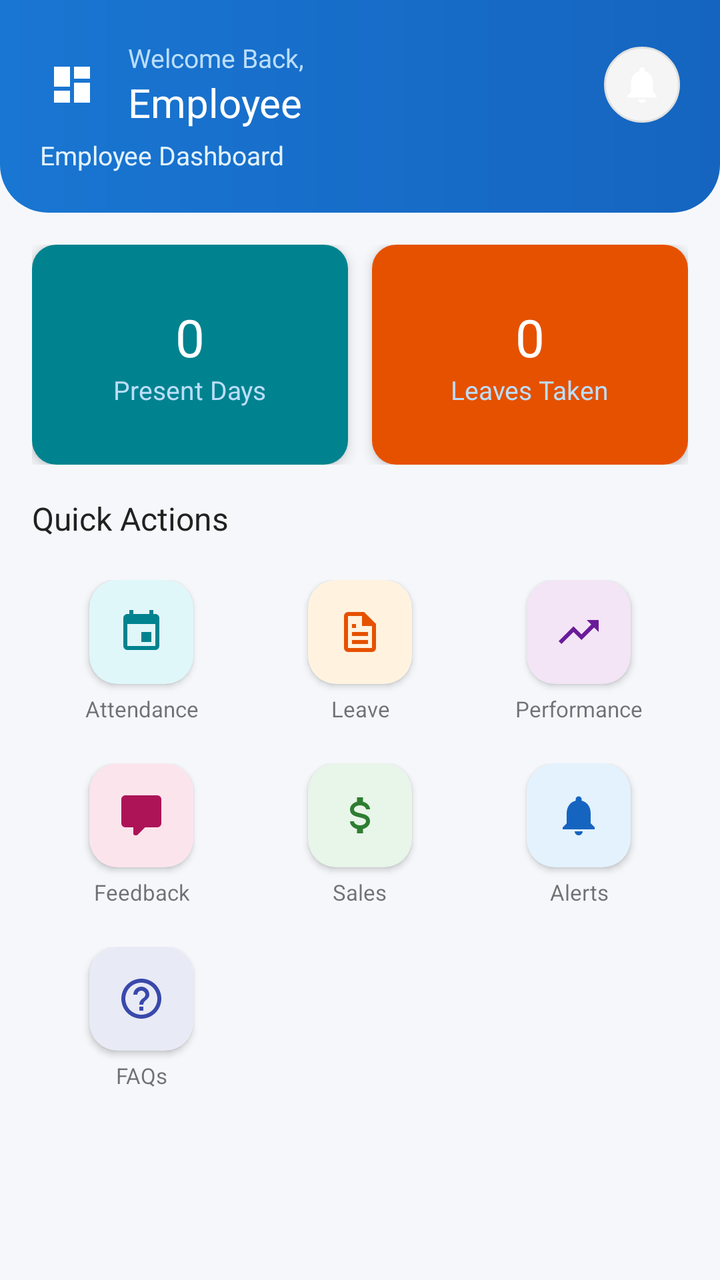
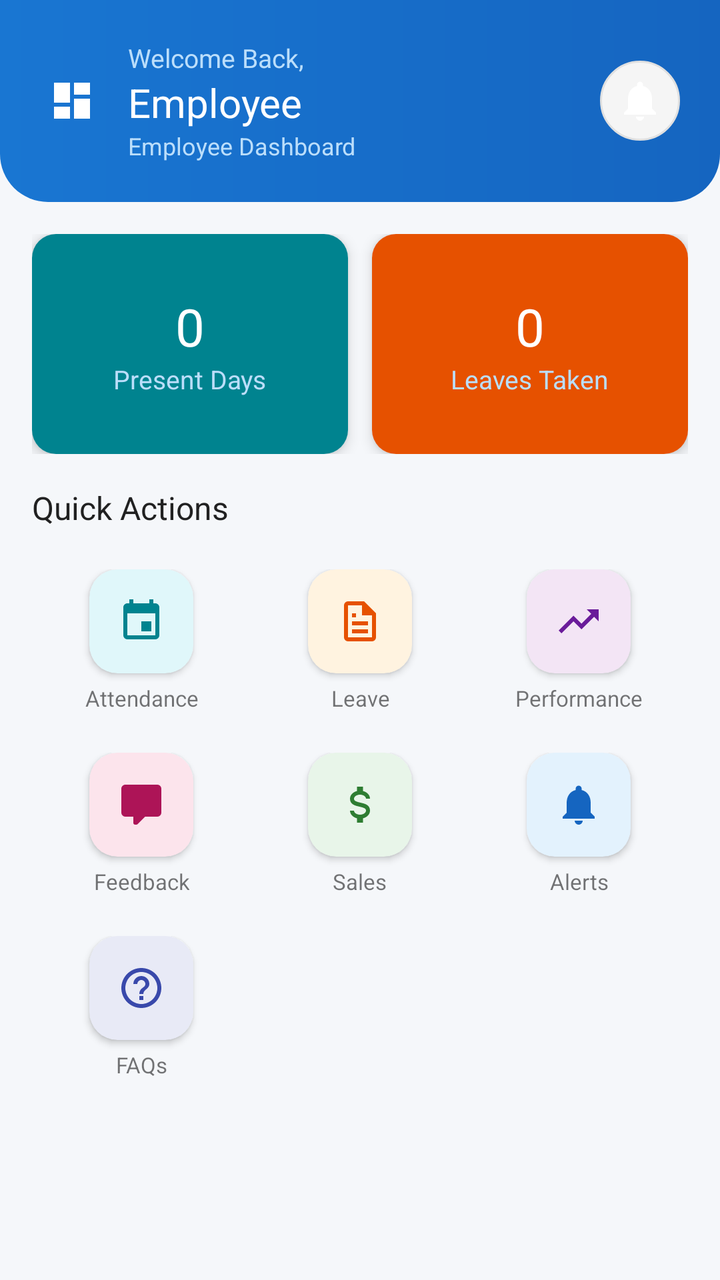

Before-and-after screenshots of an Android layout around one commit, followed by the original layout XML and the change that was made.
<!-- AndroidManifest.xml: application theme Theme.WorkVerse -->
<!-- res/layout/activity_employee_dashboard.xml -->
<?xml version="1.0" encoding="utf-8"?>
<androidx.drawerlayout.widget.DrawerLayout
    xmlns:android="http://schemas.android.com/apk/res/android"
    xmlns:app="http://schemas.android.com/apk/res-auto"
    android:id="@+id/drawerLayout"
    android:layout_width="match_parent"
    android:layout_height="match_parent">

    <LinearLayout
        android:layout_width="match_parent"
        android:layout_height="match_parent"
        android:orientation="vertical"
        android:background="@color/background">

        <LinearLayout
            android:layout_width="match_parent"
            android:layout_height="wrap_content"
            android:background="@drawable/gradient_header"
            android:orientation="vertical"
            android:padding="20dp"
            android:paddingBottom="28dp">

            <LinearLayout
                android:layout_width="match_parent"
                android:layout_height="wrap_content"
                android:orientation="horizontal"
                android:gravity="center_vertical">

                <ImageView
                    android:id="@+id/btnMenu"
                    android:layout_width="32dp"
                    android:layout_height="32dp"
                    android:src="@drawable/ic_dashboard"
                    app:tint="#FFFFFF"
                    android:layout_marginEnd="12dp"
                    android:padding="4dp"
                    android:clickable="true"
                    android:focusable="true"/>

                <LinearLayout
                    android:layout_width="0dp"
                    android:layout_height="wrap_content"
                    android:layout_weight="1"
                    android:orientation="vertical">

                    <TextView
                        android:layout_width="wrap_content"
                        android:layout_height="wrap_content"
                        android:text="Welcome Back,"
                        android:textColor="#BBDEFB"
                        android:textSize="13sp"/>

                    <TextView
                        android:id="@+id/tvUserName"
                        android:layout_width="wrap_content"
                        android:layout_height="wrap_content"
                        android:text="Employee"
                        android:textColor="#FFFFFF"
                        android:textSize="20sp"
                        android:fontFamily="sans-serif-bold"/>
                </LinearLayout>

                <ImageView
                    android:id="@+id/ivNotif"
                    android:layout_width="38dp"
                    android:layout_height="38dp"
                    android:src="@drawable/ic_notification"
                    android:background="@drawable/bg_circle"
                    app:tint="#FFFFFF"
                    android:padding="8dp"
                    android:clickable="true"
                    android:focusable="true"/>
            </LinearLayout>

            <TextView
                android:layout_width="wrap_content"
                android:layout_height="wrap_content"
                android:text="Employee Dashboard"
                android:textColor="#E3F2FD"
                android:textSize="13sp"
                android:layout_marginTop="4dp"/>
        </LinearLayout>

        <ScrollView
            android:layout_width="match_parent"
            android:layout_height="0dp"
            android:layout_weight="1">

            <LinearLayout
                android:layout_width="match_parent"
                android:layout_height="wrap_content"
                android:orientation="vertical"
                android:padding="16dp">

                <LinearLayout
                    android:layout_width="match_parent"
                    android:layout_height="wrap_content"
                    android:orientation="horizontal"
                    android:layout_marginBottom="16dp">

                    <androidx.cardview.widget.CardView
                        android:id="@+id/cardPresentDays"
                        android:layout_width="0dp"
                        android:layout_height="110dp"
                        android:layout_weight="1"
                        android:layout_marginEnd="6dp"
                        app:cardCornerRadius="12dp"
                        app:cardElevation="4dp"
                        android:clickable="true"
                        android:focusable="true"
                        android:foreground="?attr/selectableItemBackground">

                        <LinearLayout
                            android:layout_width="match_parent"
                            android:layout_height="match_parent"
                            android:background="@color/card_teal"
                            android:gravity="center"
                            android:orientation="vertical">

                            <TextView
                                android:id="@+id/tvPresentDays"
                                android:layout_width="wrap_content"
                                android:layout_height="wrap_content"
                                android:text="0"
                                style="@style/CardCount"/>

                            <TextView
                                android:layout_width="wrap_content"
                                android:layout_height="wrap_content"
                                android:text="Present Days"
                                style="@style/CardTitle"/>
                        </LinearLayout>
                    </androidx.cardview.widget.CardView>

                    <androidx.cardview.widget.CardView
                        android:id="@+id/cardLeaveCount"
                        android:layout_width="0dp"
                        android:layout_height="110dp"
                        android:layout_weight="1"
                        android:layout_marginStart="6dp"
                        app:cardCornerRadius="12dp"
                        app:cardElevation="4dp"
                        android:clickable="true"
                        android:focusable="true"
                        android:foreground="?attr/selectableItemBackground">

                        <LinearLayout
                            android:layout_width="match_parent"
                            android:layout_height="match_parent"
                            android:background="@color/card_orange"
                            android:gravity="center"
                            android:orientation="vertical">

                            <TextView
                                android:id="@+id/tvLeaveCount"
                                android:layout_width="wrap_content"
                                android:layout_height="wrap_content"
                                android:text="0"
                                style="@style/CardCount"/>

                            <TextView
                                android:layout_width="wrap_content"
                                android:layout_height="wrap_content"
                                android:text="Leaves Taken"
                                style="@style/CardTitle"/>
                        </LinearLayout>
                    </androidx.cardview.widget.CardView>
                </LinearLayout>

                <TextView
                    android:layout_width="wrap_content"
                    android:layout_height="wrap_content"
                    android:text="Quick Actions"
                    android:textColor="@color/text_primary"
                    android:textSize="16sp"
                    android:fontFamily="sans-serif-bold"
                    android:layout_marginBottom="12dp"/>

                <LinearLayout
                    android:layout_width="match_parent"
                    android:layout_height="wrap_content"
                    android:orientation="horizontal">

                    <LinearLayout
                        android:id="@+id/qaAttendance"
                        android:layout_width="0dp"
                        android:layout_height="wrap_content"
                        android:layout_weight="1"
                        android:gravity="center"
                        android:orientation="vertical"
                        android:padding="8dp"
                        android:clickable="true"
                        android:focusable="true"
                        android:background="?attr/selectableItemBackground">

                        <androidx.cardview.widget.CardView
                            android:layout_width="52dp"
                            android:layout_height="52dp"
                            app:cardCornerRadius="14dp"
                            app:cardBackgroundColor="#E0F7FA"
                            app:cardElevation="2dp">

                            <ImageView
                                android:layout_width="24dp"
                                android:layout_height="24dp"
                                android:layout_gravity="center"
                                android:src="@drawable/ic_attendance"
                                app:tint="@color/card_teal"/>
                        </androidx.cardview.widget.CardView>

                        <TextView
                            android:layout_width="wrap_content"
                            android:layout_height="wrap_content"
                            android:text="Attendance"
                            android:textSize="11sp"
                            android:layout_marginTop="5dp"
                            android:gravity="center"/>
                    </LinearLayout>

                    <LinearLayout
                        android:id="@+id/qaLeave"
                        android:layout_width="0dp"
                        android:layout_height="wrap_content"
                        android:layout_weight="1"
                        android:gravity="center"
                        android:orientation="vertical"
                        android:padding="8dp"
                        android:clickable="true"
                        android:focusable="true"
                        android:background="?attr/selectableItemBackground">

                        <androidx.cardview.widget.CardView
                            android:layout_width="52dp"
                            android:layout_height="52dp"
                            app:cardCornerRadius="14dp"
                            app:cardBackgroundColor="#FFF3E0"
                            app:cardElevation="2dp">

                            <ImageView
                                android:layout_width="24dp"
                                android:layout_height="24dp"
                                android:layout_gravity="center"
                                android:src="@drawable/ic_leave"
                                app:tint="@color/card_orange"/>
                        </androidx.cardview.widget.CardView>

                        <TextView
                            android:layout_width="wrap_content"
                            android:layout_height="wrap_content"
                            android:text="Leave"
                            android:textSize="11sp"
                            android:layout_marginTop="5dp"
                            android:gravity="center"/>
                    </LinearLayout>

                    <LinearLayout
                        android:id="@+id/qaPerformance"
                        android:layout_width="0dp"
                        android:layout_height="wrap_content"
                        android:layout_weight="1"
                        android:gravity="center"
                        android:orientation="vertical"
                        android:padding="8dp"
                        android:clickable="true"
                        android:focusable="true"
                        android:background="?attr/selectableItemBackground">

                        <androidx.cardview.widget.CardView
                            android:layout_width="52dp"
                            android:layout_height="52dp"
                            app:cardCornerRadius="14dp"
                            app:cardBackgroundColor="#F3E5F5"
                            app:cardElevation="2dp">

                            <ImageView
                                android:layout_width="24dp"
                                android:layout_height="24dp"
                                android:layout_gravity="center"
                                android:src="@drawable/ic_performance"
                                app:tint="@color/card_purple"/>
                        </androidx.cardview.widget.CardView>

                        <TextView
                            android:layout_width="wrap_content"
                            android:layout_height="wrap_content"
                            android:text="Performance"
                            android:textSize="11sp"
                            android:layout_marginTop="5dp"
                            android:gravity="center"/>
                    </LinearLayout>
                </LinearLayout>

                <LinearLayout
                    android:layout_width="match_parent"
                    android:layout_height="wrap_content"
                    android:orientation="horizontal"
                    android:layout_marginTop="4dp">

                    <LinearLayout
                        android:id="@+id/qaFeedback"
                        android:layout_width="0dp"
                        android:layout_height="wrap_content"
                        android:layout_weight="1"
                        android:gravity="center"
                        android:orientation="vertical"
                        android:padding="8dp"
                        android:clickable="true"
                        android:focusable="true"
                        android:background="?attr/selectableItemBackground">

                        <androidx.cardview.widget.CardView
                            android:layout_width="52dp"
                            android:layout_height="52dp"
                            app:cardCornerRadius="14dp"
                            app:cardBackgroundColor="#FCE4EC"
                            app:cardElevation="2dp">

                            <ImageView
                                android:layout_width="24dp"
                                android:layout_height="24dp"
                                android:layout_gravity="center"
                                android:src="@drawable/ic_feedback"
                                app:tint="@color/card_pink"/>
                        </androidx.cardview.widget.CardView>

                        <TextView
                            android:layout_width="wrap_content"
                            android:layout_height="wrap_content"
                            android:text="Feedback"
                            android:textSize="11sp"
                            android:layout_marginTop="5dp"
                            android:gravity="center"/>
                    </LinearLayout>

                    <LinearLayout
                        android:id="@+id/qaSales"
                        android:layout_width="0dp"
                        android:layout_height="wrap_content"
                        android:layout_weight="1"
                        android:gravity="center"
                        android:orientation="vertical"
                        android:padding="8dp"
                        android:clickable="true"
                        android:focusable="true"
                        android:background="?attr/selectableItemBackground">

                        <androidx.cardview.widget.CardView
                            android:layout_width="52dp"
                            android:layout_height="52dp"
                            app:cardCornerRadius="14dp"
                            app:cardBackgroundColor="#E8F5E9"
                            app:cardElevation="2dp">

                            <ImageView
                                android:layout_width="24dp"
                                android:layout_height="24dp"
                                android:layout_gravity="center"
                                android:src="@drawable/ic_sales"
                                app:tint="@color/card_green"/>
                        </androidx.cardview.widget.CardView>

                        <TextView
                            android:layout_width="wrap_content"
                            android:layout_height="wrap_content"
                            android:text="Sales"
                            android:textSize="11sp"
                            android:layout_marginTop="5dp"
                            android:gravity="center"/>
                    </LinearLayout>

                    <LinearLayout
                        android:id="@+id/qaNotifications"
                        android:layout_width="0dp"
                        android:layout_height="wrap_content"
                        android:layout_weight="1"
                        android:gravity="center"
                        android:orientation="vertical"
                        android:padding="8dp"
                        android:clickable="true"
                        android:focusable="true"
                        android:background="?attr/selectableItemBackground">

                        <androidx.cardview.widget.CardView
                            android:layout_width="52dp"
                            android:layout_height="52dp"
                            app:cardCornerRadius="14dp"
                            app:cardBackgroundColor="#E3F2FD"
                            app:cardElevation="2dp">

                            <ImageView
                                android:layout_width="24dp"
                                android:layout_height="24dp"
                                android:layout_gravity="center"
                                android:src="@drawable/ic_notification"
                                app:tint="@color/primary"/>
                        </androidx.cardview.widget.CardView>

                        <TextView
                            android:layout_width="wrap_content"
                            android:layout_height="wrap_content"
                            android:text="Alerts"
                            android:textSize="11sp"
                            android:layout_marginTop="5dp"
                            android:gravity="center"/>
                    </LinearLayout>
                </LinearLayout>

                <LinearLayout
                    android:layout_width="match_parent"
                    android:layout_height="wrap_content"
                    android:orientation="horizontal"
                    android:layout_marginTop="4dp">

                    <LinearLayout
                        android:id="@+id/qaFaq"
                        android:layout_width="0dp"
                        android:layout_height="wrap_content"
                        android:layout_weight="1"
                        android:gravity="center"
                        android:orientation="vertical"
                        android:padding="8dp"
                        android:clickable="true"
                        android:focusable="true"
                        android:background="?attr/selectableItemBackground">

                        <androidx.cardview.widget.CardView
                            android:layout_width="52dp"
                            android:layout_height="52dp"
                            app:cardCornerRadius="14dp"
                            app:cardBackgroundColor="#E8EAF6"
                            app:cardElevation="2dp">

                            <ImageView
                                android:layout_width="24dp"
                                android:layout_height="24dp"
                                android:layout_gravity="center"
                                android:src="@drawable/ic_faq"
                                app:tint="#3949AB"/>
                        </androidx.cardview.widget.CardView>

                        <TextView
                            android:layout_width="wrap_content"
                            android:layout_height="wrap_content"
                            android:text="FAQs"
                            android:textSize="11sp"
                            android:layout_marginTop="5dp"
                            android:gravity="center"/>
                    </LinearLayout>

                    <LinearLayout
                        android:layout_width="0dp"
                        android:layout_height="wrap_content"
                        android:layout_weight="1"/>

                    <LinearLayout
                        android:layout_width="0dp"
                        android:layout_height="wrap_content"
                        android:layout_weight="1"/>
                </LinearLayout>
            </LinearLayout>
        </ScrollView>
    </LinearLayout>

    
    <com.google.android.material.navigation.NavigationView
        android:id="@+id/navigationView"
        android:layout_width="wrap_content"
        android:layout_height="match_parent"
        android:layout_gravity="start"
        android:background="@color/white"
        app:menu="@menu/drawer_menu"
        android:fitsSystemWindows="true"/>

</androidx.drawerlayout.widget.DrawerLayout>
<!-- resources referenced by this layout -->
<resources>
  <color name="background">#F5F7FA</color>
  <color name="card_green">#2E7D32</color>
  <color name="card_orange">#E65100</color>
  <color name="card_pink">#AD1457</color>
  <color name="card_purple">#6A1B9A</color>
  <color name="card_teal">#00838F</color>
  <color name="primary">#1565C0</color>
  <color name="text_primary">#212121</color>
  <color name="white">#FFFFFF</color>
  <!-- drawable bg_circle (drawable) -->
  <?xml version="1.0" encoding="utf-8"?>
  <shape xmlns:android="http://schemas.android.com/apk/res/android" android:shape="oval">
      <solid android:color="#F5F5F5"/>
      <stroke android:width="1dp" android:color="#E0E0E0"/>
  </shape>
  <!-- drawable gradient_header (drawable) -->
  <?xml version="1.0" encoding="utf-8"?>
  <shape xmlns:android="http://schemas.android.com/apk/res/android">
      <gradient android:startColor="#1565C0" android:endColor="#1976D2" android:angle="180"/>
      <corners android:bottomLeftRadius="24dp" android:bottomRightRadius="24dp"/>
  </shape>
  <!-- drawable ic_attendance (drawable) -->
  <?xml version="1.0" encoding="utf-8"?>
  <vector xmlns:android="http://schemas.android.com/apk/res/android" android:width="24dp" android:height="24dp" android:viewportWidth="24" android:viewportHeight="24">
      <path android:fillColor="#757575" android:pathData="M17,12H12V17H17V12M16,1V3H8V1H6V3H5C3.89,3 3,3.9 3,5V19A2,2 0 0,0 5,21H19A2,2 0 0,0 21,19V5C21,3.89 20.1,3 19,3H18V1M19,19H5V8H19V19Z"/>
  </vector>
  <!-- drawable ic_dashboard (drawable) -->
  <?xml version="1.0" encoding="utf-8"?>
  <vector xmlns:android="http://schemas.android.com/apk/res/android" android:width="24dp" android:height="24dp" android:viewportWidth="24" android:viewportHeight="24">
      <path android:fillColor="#757575" android:pathData="M13,3V9H21V3M13,21H21V11H13M3,21H11V15H3M3,13H11V3H3V13Z"/>
  </vector>
  <!-- drawable ic_feedback (drawable) -->
  <?xml version="1.0" encoding="utf-8"?>
  <vector xmlns:android="http://schemas.android.com/apk/res/android" android:width="24dp" android:height="24dp" android:viewportWidth="24" android:viewportHeight="24">
      <path android:fillColor="#757575" android:pathData="M9,22A1,1 0 0,1 8,21V18H4A2,2 0 0,1 2,16V4C2,2.89 2.9,2 4,2H20A2,2 0 0,1 22,4V16A2,2 0 0,1 20,18H13.9L10.2,21.71C10,21.9 9.75,22 9.5,22V22H9Z"/>
  </vector>
  <!-- drawable ic_leave (drawable) -->
  <?xml version="1.0" encoding="utf-8"?>
  <vector xmlns:android="http://schemas.android.com/apk/res/android" android:width="24dp" android:height="24dp" android:viewportWidth="24" android:viewportHeight="24">
      <path android:fillColor="#757575" android:pathData="M14,2H6A2,2 0 0,0 4,4V20A2,2 0 0,0 6,22H18A2,2 0 0,0 20,20V8L14,2M18,20H6V4H13V9H18V20M16,12H8V14H16V12M16,16H8V18H16V16M10,8H8V10H10V8Z"/>
  </vector>
  <!-- drawable ic_performance (drawable) -->
  <?xml version="1.0" encoding="utf-8"?>
  <vector xmlns:android="http://schemas.android.com/apk/res/android" android:width="24dp" android:height="24dp" android:viewportWidth="24" android:viewportHeight="24">
      <path android:fillColor="#757575" android:pathData="M16,6L18.29,8.29L13.41,13.17L9.41,9.17L2,16.59L3.41,18L9.41,12L13.41,16L19.71,9.71L22,12V6H16Z"/>
  </vector>
  <style name="CardCount">
          <item name="android:textSize">26sp</item>
          <item name="android:textColor">#FFFFFF</item>
          <item name="android:fontFamily">sans-serif-bold</item>
      </style>
  <style name="CardTitle">
          <item name="android:textSize">13sp</item>
          <item name="android:textColor">#BBDEFB</item>
      </style>
  <color name="primary_dark">#0D47A1</color>
  <color name="accent">#FF8F00</color>
  <!-- unchanged entries left out for length: 4 -->
</resources>

<!-- the commit's change to res/layout/activity_employee_dashboard.xml (unified diff, before → after) -->
@@ -12,19 +12,11 @@
         android:orientation="vertical"
         android:background="@color/background">
 
-        <LinearLayout
-            android:layout_width="match_parent"
-            android:layout_height="wrap_content"
-            android:background="@drawable/gradient_header"
-            android:orientation="vertical"
-            android:padding="20dp"
-            android:paddingBottom="28dp">
-
-            <LinearLayout
-                android:layout_width="match_parent"
-                android:layout_height="wrap_content"
-                android:orientation="horizontal"
-                android:gravity="center_vertical">
+        <LinearLayout android:layout_width="match_parent" android:layout_height="wrap_content"
+            android:background="@drawable/gradient_header" android:orientation="vertical"
+            android:padding="20dp" android:paddingBottom="28dp">
+            <LinearLayout android:layout_width="match_parent" android:layout_height="wrap_content"
+                android:orientation="horizontal" android:gravity="center_vertical">
 
                 <ImageView
                     android:id="@+id/btnMenu"
@@ -37,48 +29,25 @@
                     android:clickable="true"
                     android:focusable="true"/>
 
-                <LinearLayout
-                    android:layout_width="0dp"
-                    android:layout_height="wrap_content"
-                    android:layout_weight="1"
-                    android:orientation="vertical">
-
-                    <TextView
-                        android:layout_width="wrap_content"
-                        android:layout_height="wrap_content"
-                        android:text="Welcome Back,"
-                        android:textColor="#BBDEFB"
-                        android:textSize="13sp"/>
-
-                    <TextView
-                        android:id="@+id/tvUserName"
-                        android:layout_width="wrap_content"
-                        android:layout_height="wrap_content"
-                        android:text="Employee"
-                        android:textColor="#FFFFFF"
-                        android:textSize="20sp"
-                        android:fontFamily="sans-serif-bold"/>
+                <LinearLayout android:layout_width="0dp" android:layout_height="wrap_content"
+                    android:layout_weight="1" android:orientation="vertical">
+                    <TextView android:layout_width="wrap_content" android:layout_height="wrap_content"
+                        android:text="Welcome Back," android:textColor="#BBDEFB" android:textSize="13sp"/>
+                    <TextView android:id="@+id/tvUserName" android:layout_width="wrap_content"
+                        android:layout_height="wrap_content" android:text="Employee"
+                        android:textColor="#FFFFFF" android:textSize="20sp" android:fontFamily="sans-serif-bold"/>
+                    <TextView android:layout_width="wrap_content" android:layout_height="wrap_content"
+                        android:text="Employee Dashboard" android:textColor="#BBDEFB" android:textSize="12sp"/>
                 </LinearLayout>
 
                 <ImageView
                     android:id="@+id/ivNotif"
-                    android:layout_width="38dp"
-                    android:layout_height="38dp"
+                    android:layout_width="40dp" android:layout_height="40dp"
                     android:src="@drawable/ic_notification"
                     android:background="@drawable/bg_circle"
-                    app:tint="#FFFFFF"
-                    android:padding="8dp"
-                    android:clickable="true"
-                    android:focusable="true"/>
+                    app:tint="#FFFFFF" android:padding="8dp"
+                    android:clickable="true" android:focusable="true"/>
             </LinearLayout>
-
-            <TextView
-                android:layout_width="wrap_content"
-                android:layout_height="wrap_content"
-                android:text="Employee Dashboard"
-                android:textColor="#E3F2FD"
-                android:textSize="13sp"
-                android:layout_marginTop="4dp"/>
         </LinearLayout>
 
         <ScrollView
